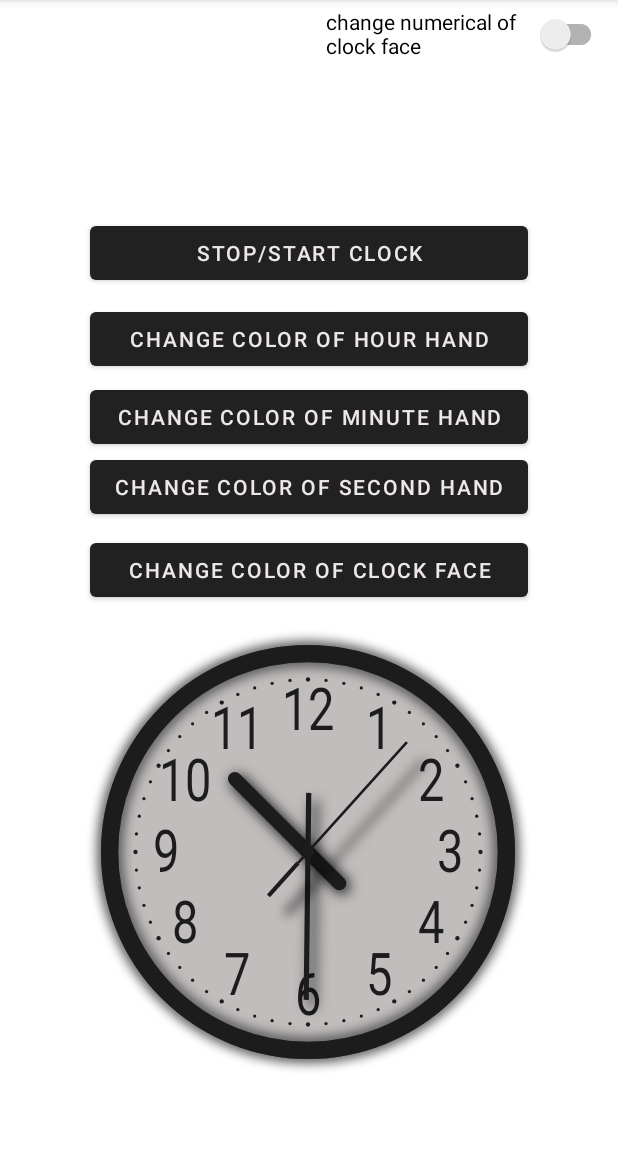
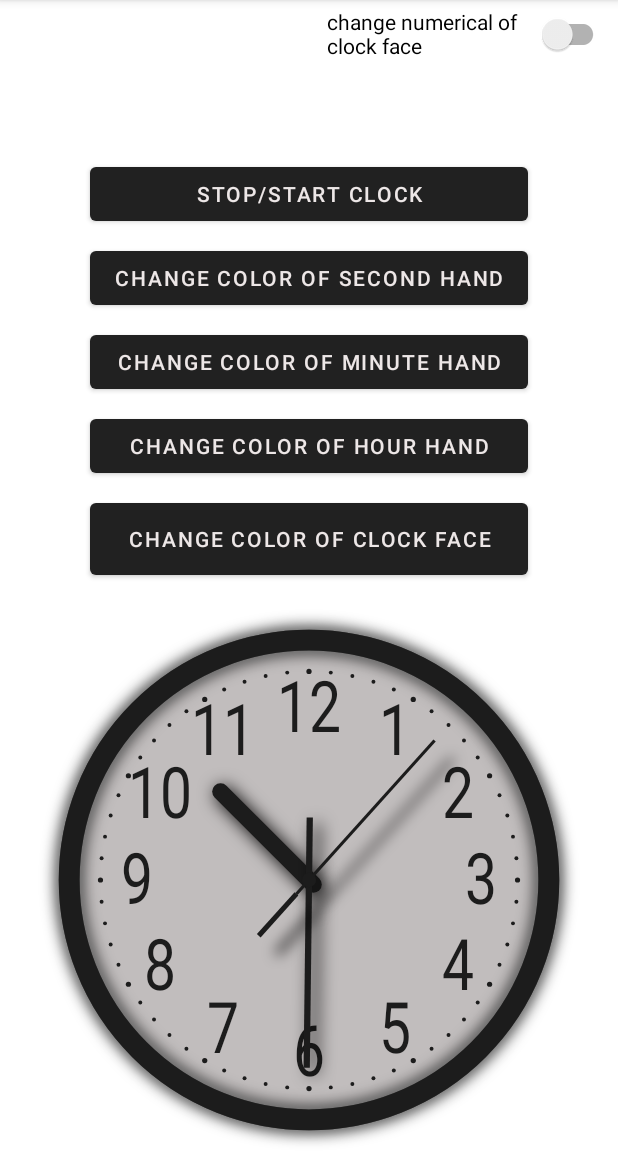
Before and after one commit to TheGraduate/ClockView, an Android app: the screen it shows after launch (MainActivity), on a phone screen of 412 x 824 dp, the part 84-1236 px from its top. Run offline under Robolectric (Android 15) with nearby library versions, the phone set to English and light mode, and no system bars.

Commit message:
5 commit status: work cleaned up some mess and fix main_activity

```diff
--- a/app/src/main/java/com/example/customview/ClockView.kt
+++ b/app/src/main/java/com/example/customview/ClockView.kt
@@ -32,8 +32,10 @@ class ClockCustomView @JvmOverloads constructor(
 
     private var colorOfClockFace = getColor(context, R.color.grey)
     private var colorOfNumbers = blackColorSample
+
     private var colorOfClockFrame = blackColorSample
     private var colorOfSpots = blackColorSample
+
     private var colorOfHourHand = blackColorSample
     private var colorOfMinuteHand = blackColorSample
     private var colorOfSecondHand = blackColorSample
@@ -42,42 +44,47 @@ class ClockCustomView @JvmOverloads constructor(
         textAlign = Paint.Align.CENTER
         textScaleX = 0.8f
         letterSpacing = -0.001f
+        isDither = true
     }
 
     private val paintHourHand = Paint(Paint.ANTI_ALIAS_FLAG).apply {
         textAlign = Paint.Align.CENTER
         typeface = Typeface.DEFAULT
         strokeCap = Paint.Cap.ROUND
+        isDither = true
     }
 
     private val paintMinuteHand = Paint(Paint.ANTI_ALIAS_FLAG).apply {
         textAlign = Paint.Align.CENTER
+        isDither = true
     }
 
     private val paintSecondHand = Paint(Paint.ANTI_ALIAS_FLAG).apply {
         textAlign = Paint.Align.CENTER
+        isDither = true
     }
 
     private val paintClockFrame = Paint(Paint.ANTI_ALIAS_FLAG).apply {
         textAlign = Paint.Align.CENTER
+        isDither = true
     }
 
     override fun onSizeChanged(width: Int, height: Int, oldWidth: Int, oldHeight: Int) {
-        clockRadius = min(width, height) / 2f - (min(width, height) / 25)
+        clockRadius = min(width, height) / 2f - (min(width, height) / 25f)
         coorCenterByX = width / 2f
         coorCenterByY = height / 2f
     }
 
     private fun calculationOfcoorXYpoints(pos: Int, radius: Float, centerX: Float, centerY: Float): PointF {
-        val angle = (pos * (Math.PI / 30)).toFloat()
+        val angle = (pos * (Math.PI / 30f)).toFloat()
         val x = radius * cos(angle) + centerX
         val y = radius * sin(angle) + centerY
         return PointF(x, y)
     }
 
     private fun calculationOfcoorXYlabels(hour: Int, radius: Float, centerX: Float, centerY: Float, paint: Paint): PointF {
-        val angle = (-Math.PI / 2 + hour * (Math.PI / 6)).toFloat()
-        val textBaselineToCenter = (paint.descent() + paint.ascent()) / 2
+        val angle = ( -Math.PI / 2f + hour * (Math.PI / 6f)).toFloat()
+        val textBaselineToCenter = (paint.descent() + paint.ascent()) / 2f
         val x = radius * cos(angle) + centerX
         val y = radius * sin(angle) + centerY - textBaselineToCenter
         return PointF(x, y)
@@ -92,10 +99,10 @@ class ClockCustomView @JvmOverloads constructor(
     private fun drawClockFrame(canvas: Canvas) {
         paintClockFrame.color = colorOfClockFrame
         paintClockFrame.style = Paint.Style.STROKE
-        paintClockFrame.strokeWidth = clockRadius / 12
-        val boundaryRadius = clockRadius - paintClockFrame.strokeWidth / 2
+        paintClockFrame.strokeWidth = clockRadius / 12f
+        val boundaryRadius = clockRadius - paintClockFrame.strokeWidth / 2f
         val minOfHeightWidth = min(width, height)
-        paintClockFrame.setShadowLayer(minOfHeightWidth / 2f / 20, 0.0f, 0.0f, Color.BLACK)
+        paintClockFrame.setShadowLayer(minOfHeightWidth / (2f * 20f), 0.0f, 0.0f, Color.BLACK)
         canvas.drawCircle(coorCenterByX, coorCenterByY, boundaryRadius, paintClockFrame)
         paintClockFrame.strokeWidth = 0f
     }
@@ -103,20 +110,20 @@ class ClockCustomView @JvmOverloads constructor(
     private fun drawSpotsOfClock(canvas: Canvas) {
         paint.color = colorOfSpots
         paint.style = Paint.Style.FILL
-        val drowSpotsLineRadius = clockRadius * 5 / 6
+        val drowSpotsLineRadius = clockRadius * 5f / 6f
         for (i in 0 until 60) {
             val position = calculationOfcoorXYpoints(i, drowSpotsLineRadius, coorCenterByX, coorCenterByY)
-            val dotRadius = if (i % 5 == 0) clockRadius / 96 else clockRadius / 128
+            val dotRadius = if (i % 5 == 0) clockRadius / 96f else clockRadius / 128f
             canvas.drawCircle(position.x, position.y, dotRadius, paint)
         }
     }
 
     private fun drawNumberOnClockFace(canvas: Canvas) {
-        paint.textSize = clockRadius * 2 / 7
+        paint.textSize = clockRadius * 2f / 7f
         paint.strokeWidth = 0f
         paint.color = colorOfNumbers
 
-        val labelsDrawLineRadius = clockRadius * 11 / 16
+        val labelsDrawLineRadius = clockRadius * 11f / 16f
         val numerals = if (isRomanNumeralDisplay) getRomanNumerals() else getArabicNumerals()
 
         for (i in 1..12) {
@@ -149,10 +156,10 @@ class ClockCustomView @JvmOverloads constructor(
     private fun drawClockFrameWithShadow(canvas: Canvas) {
         paintClockFrame.color = colorOfClockFrame
         paintClockFrame.style = Paint.Style.STROKE
-        paintClockFrame.strokeWidth = clockRadius / 12
+        paintClockFrame.strokeWidth = clockRadius / 12f
 
         paintClockFrame.setShadowLayer(10f, 0f, 0f, Color.GRAY)
-        val boundaryRadius = clockRadius - paintClockFrame.strokeWidth / 2
+        val boundaryRadius = clockRadius - paintClockFrame.strokeWidth / 2f
         val minOfHeightWidth = min(width, height)
         canvas.drawCircle(coorCenterByX, coorCenterByY, boundaryRadius, paintClockFrame)
         paintClockFrame.strokeWidth = 0f
@@ -162,68 +169,68 @@ class ClockCustomView @JvmOverloads constructor(
 
     private fun drawHourHand(canvas: Canvas, hourWithMinutes: Float) {
         paintHourHand.color = colorOfHourHand
-        paintHourHand.strokeWidth = clockRadius / 15
+        paintHourHand.strokeWidth = clockRadius / 15f
         val minOfHeightWidth = min(width, height)
         paintHourHand.setShadowLayer(
-            minOfHeightWidth / 2f / 20,
-            min(width, height) / 150.0f,
-            min(width, height) / 150.0f,
+            minOfHeightWidth / (2f * 20f),
+            min(width, height) / 175.0f,
+            min(width, height) / 175.0f,
             Color.BLACK
         )
         val angle = (Math.PI * hourWithMinutes / 6 + (-Math.PI / 2)).toFloat()
         canvas.drawLine(
-            coorCenterByX - cos(angle) * clockRadius * 3 / 14,
-            coorCenterByY - sin(angle) * clockRadius * 3 / 14,
-            coorCenterByX + cos(angle) * clockRadius * 7 / 14,
-            coorCenterByY + sin(angle) * clockRadius * 7 / 14,
+            coorCenterByX - cos(angle) * clockRadius * 0.025f,
+            coorCenterByY - sin(angle) * clockRadius * 0.025f,
+            coorCenterByX + cos(angle) * clockRadius * 0.5f,
+            coorCenterByY + sin(angle) * clockRadius * 0.5f,
             paintHourHand
         )
     }
 
     private fun drawMinuteHand(canvas: Canvas, minute: Float) {
         paintMinuteHand.color = colorOfMinuteHand
-        paintMinuteHand.strokeWidth = clockRadius / 40
+        paintMinuteHand.strokeWidth = clockRadius / 40f
         val minOfHeightWidth = min(width, height)
         paintMinuteHand.setShadowLayer(
-            minOfHeightWidth / 2f / 20,
+            minOfHeightWidth / (2f * 20f),
             min(width, height) / 80.0f,
-            min(width, height) / 60.0f,
+            min(width, height) / 80.0f,
             Color.BLACK
         )
-        val angle = (Math.PI * minute / 30 + (-Math.PI / 2)).toFloat()
+        val angle = (Math.PI * minute / 30f + (-Math.PI / 2f)).toFloat()
         canvas.drawLine(
-            coorCenterByX - cos(angle) * clockRadius * 2 / 7,
-            coorCenterByY - sin(angle) * clockRadius * 2 / 7,
-            coorCenterByX + cos(angle) * clockRadius * 5 / 7,
-            coorCenterByY + sin(angle) * clockRadius * 5 / 7,
+            coorCenterByX - cos(angle) * clockRadius * 0.25f,
+            coorCenterByY - sin(angle) * clockRadius * 0.25f,
+            coorCenterByX + cos(angle) * clockRadius * 0.75f,
+            coorCenterByY + sin(angle) * clockRadius * 0.75f,
             paintMinuteHand
         )
     }
 
     private fun drawSecondHand(canvas: Canvas, second: Int) {
         paintSecondHand.color = colorOfSecondHand
-        val angle = (Math.PI * second / 30 + (-Math.PI / 2)).toFloat()
+        val angle = (Math.PI * second / 30f + (-Math.PI / 2f)).toFloat()
         val minOfHeightWidth = min(width, height)
         paintSecondHand.setShadowLayer(
-            minOfHeightWidth / 2f / 25,
-            min(width, height) / 25.0f,
-            min(width, height) / 25.0f,
+            minOfHeightWidth / (2f * 25f),
+            min(width, height) / 30f,
+            min(width, height) / 30f,
             Color.BLACK
         )
-        paintSecondHand.strokeWidth = clockRadius / 80
+        paintSecondHand.strokeWidth = clockRadius / 80f
         canvas.drawLine(
-            coorCenterByX - cos(angle) * clockRadius * 1 / 14,
-            coorCenterByY - sin(angle) * clockRadius * 1 / 14,
-            coorCenterByX + cos(angle) * clockRadius * 5 / 7,
-            coorCenterByY + sin(angle) * clockRadius * 5 / 7,
+            coorCenterByX - cos(angle) * clockRadius * 0.075f,
+            coorCenterByY - sin(angle) * clockRadius * 0.075f,
+            coorCenterByX + cos(angle) * clockRadius * 0.75f,
+            coorCenterByY + sin(angle) * clockRadius * 0.75f,
             paintSecondHand
         )
-        paintSecondHand.strokeWidth = clockRadius / 50
+        paintSecondHand.strokeWidth = clockRadius / 50f
         canvas.drawLine(
-            coorCenterByX - cos(angle) * clockRadius * 2 / 7,
-            coorCenterByY - sin(angle) * clockRadius * 2 / 7,
-            coorCenterByX - cos(angle) * clockRadius * 1 / 14,
-            coorCenterByY - sin(angle) * clockRadius * 1 / 14,
+            coorCenterByX - cos(angle) * clockRadius * 0.3f,
+            coorCenterByY - sin(angle) * clockRadius * 0.3f,
+            coorCenterByX - cos(angle) * clockRadius * 0.075f,
+            coorCenterByY - sin(angle) * clockRadius * 0.075f,
             paintSecondHand
         )
     }
@@ -231,7 +238,7 @@ class ClockCustomView @JvmOverloads constructor(
     private fun drawCircle(canvas: Canvas) {
         paint.style = Paint.Style.FILL
         paint.color = paintSecondHand.color
-        canvas.drawCircle(coorCenterByX, coorCenterByY, clockRadius / 35, paint)
+        canvas.drawCircle(coorCenterByX, coorCenterByY, clockRadius / 35f, paint)
     }
 
     fun setHourHandColor(color: Int) {
--- a/app/src/main/res/layout/activity_main.xml
+++ b/app/src/main/res/layout/activity_main.xml
@@ -9,72 +9,74 @@
         android:id="@+id/clock_view"
         android:layout_width="wrap_content"
         android:layout_height="300dp"
+        android:layout_below="@+id/clock_face_button_change_color"
         android:layout_alignParentStart="true"
         android:layout_alignParentEnd="true"
         android:layout_alignParentBottom="true"
         android:layout_marginStart="0dp"
-        android:layout_marginEnd="1dp"
-        android:layout_marginBottom="50dp" />
+        android:layout_marginTop="16dp"
+        android:layout_marginEnd="0dp"
+        android:layout_marginBottom="0dp" />
 
     <Button
         android:id="@+id/clock_face_button_change_color"
-        android:layout_width="@dimen/changing_button_width"
-        android:layout_height="wrap_content"
-        android:layout_above="@+id/clock_view"
+        android:layout_width="wrap_content"
+        android:layout_height="60dp"
+        android:layout_below="@+id/hour_hand_button_change_color"
         android:layout_alignParentStart="true"
         android:layout_alignParentEnd="true"
         android:layout_gravity="center_vertical"
         android:layout_marginStart="@dimen/changing_button_margin_start"
+        android:layout_marginTop="@dimen/changing_button_margin_top"
         android:layout_marginEnd="@dimen/changing_button_margin_end"
-        android:layout_marginBottom="14dp"
         android:text="@string/clock_face_change_color" />
 
     <Button
         android:id="@+id/second_hand_button_change_color"
         android:layout_width="@dimen/changing_button_width"
         android:layout_height="wrap_content"
-        android:layout_above="@+id/clock_view"
+        android:layout_below="@+id/stopStartButton"
         android:layout_alignParentStart="true"
         android:layout_alignParentEnd="true"
         android:layout_marginStart="@dimen/changing_button_margin_start"
+        android:layout_marginTop="@dimen/changing_button_margin_top"
         android:layout_marginEnd="@dimen/changing_button_margin_end"
-        android:layout_marginBottom="69dp"
         android:text="@string/change_color_second_hand" />
 
     <Button
         android:id="@+id/minute_hand_button_change_color"
         android:layout_width="@dimen/changing_button_width"
         android:layout_height="wrap_content"
-        android:layout_above="@+id/clock_view"
+        android:layout_below="@+id/second_hand_button_change_color"
         android:layout_alignParentStart="true"
         android:layout_alignParentEnd="true"
         android:layout_marginStart="@dimen/changing_button_margin_start"
+        android:layout_marginTop="@dimen/changing_button_margin_top"
         android:layout_marginEnd="@dimen/changing_button_margin_end"
-        android:layout_marginBottom="116dp"
         android:text="@string/change_color_minute_hand" />
 
     <Button
         android:id="@+id/hour_hand_button_change_color"
         android:layout_width="@dimen/changing_button_width"
         android:layout_height="wrap_content"
-        android:layout_above="@+id/clock_view"
+        android:layout_below="@+id/minute_hand_button_change_color"
         android:layout_alignParentStart="true"
         android:layout_alignParentEnd="true"
         android:layout_marginStart="@dimen/changing_button_margin_start"
+        android:layout_marginTop="@dimen/changing_button_margin_top"
         android:layout_marginEnd="@dimen/changing_button_margin_end"
-        android:layout_marginBottom="168dp"
         android:text="@string/change_color_hour_hand" />
 
     <Button
         android:id="@+id/stopStartButton"
         android:layout_width="@dimen/changing_button_width"
         android:layout_height="wrap_content"
-        android:layout_above="@+id/clock_view"
+        android:layout_below="@+id/displayModeSwitch"
         android:layout_alignParentStart="true"
         android:layout_alignParentEnd="true"
         android:layout_marginStart="@dimen/changing_button_margin_start"
+        android:layout_marginTop="60dp"
         android:layout_marginEnd="@dimen/changing_button_margin_end"
-        android:layout_marginBottom="225dp"
         android:text="@string/stop_or_start_button" />
 
     <androidx.appcompat.widget.SwitchCompat
@@ -83,8 +85,8 @@
         android:layout_height="45dp"
         android:layout_alignParentStart="true"
         android:layout_alignParentEnd="true"
-        android:layout_marginStart="217dp"
-        android:layout_marginEnd="7dp"
+        android:layout_marginStart="218dp"
+        android:layout_marginEnd="6dp"
         android:checked="false"
 
         android:text="@string/change_numerical_clock_face" />
--- a/app/src/main/res/values-night/themes.xml
+++ b/app/src/main/res/values-night/themes.xml
@@ -5,7 +5,7 @@
 
         <item name="colorOnSecondary">@color/black</item>
 
-        <item name="android:statusBarColor">?attr/colorPrimaryVariant</item>
+        <item name="android:statusBarColor">@color/grey</item>
 
     </style>
 </resources>
--- a/app/src/main/res/values/dimens.xml
+++ b/app/src/main/res/values/dimens.xml
@@ -3,4 +3,5 @@
     <dimen name="changing_button_width">280dp</dimen>
     <dimen name="changing_button_margin_start">60dp</dimen>
     <dimen name="changing_button_margin_end">60dp</dimen>
+    <dimen name="changing_button_margin_top">8dp</dimen>
 </resources>
--- a/app/src/main/res/values/themes.xml
+++ b/app/src/main/res/values/themes.xml
@@ -8,7 +8,7 @@
 
         <item name="colorOnSecondary">@color/black</item>
 
-        <item name="android:statusBarColor">?attr/colorPrimaryVariant</item>
+        <item name="android:statusBarColor">@color/grey</item>
 
     </style>
 
```
